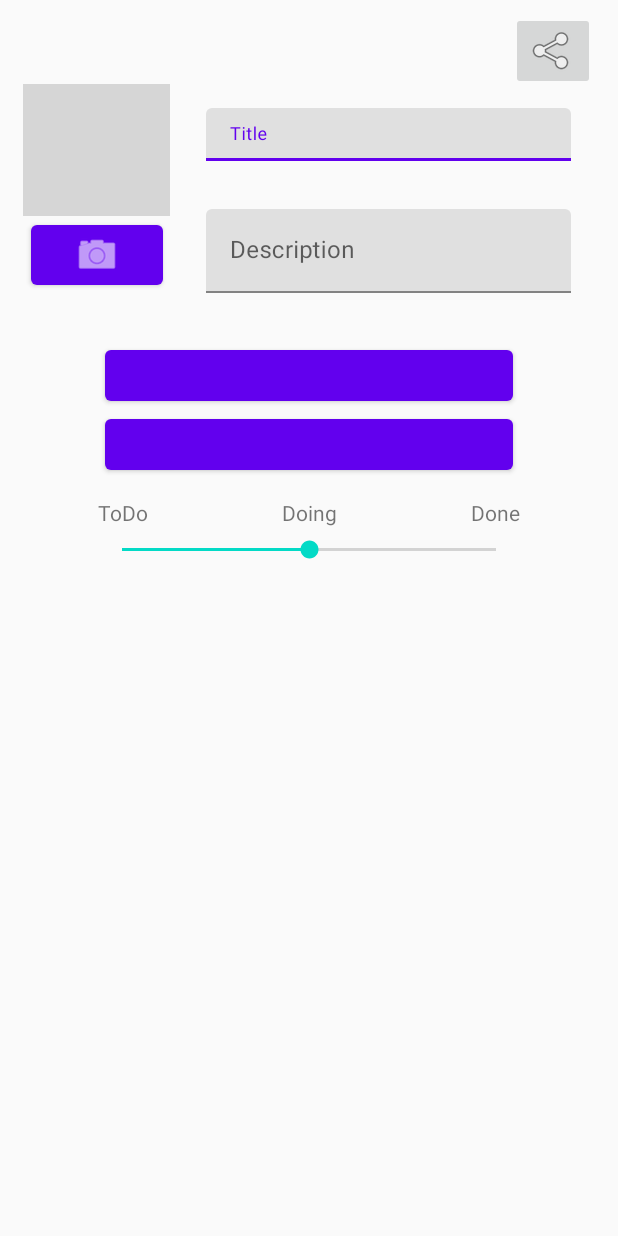
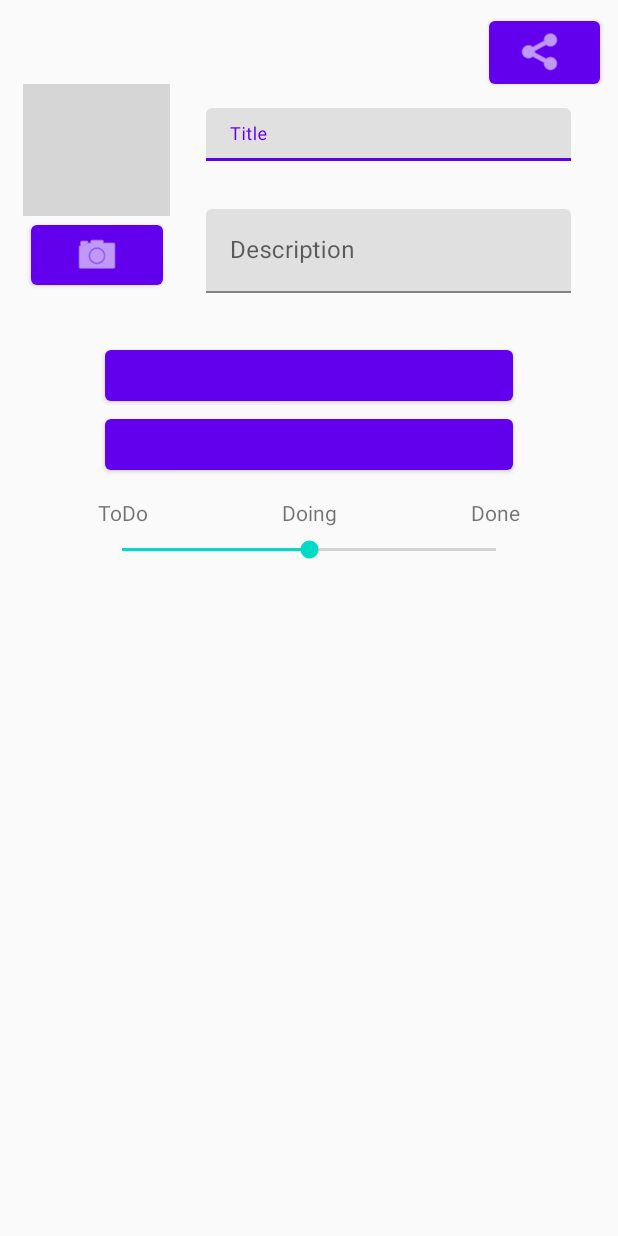
Before and after one commit to Shayan-Aslani/TaskManager, an Android app: the layout fragment_task_detail.xml on its own in the app's theme, with its tools: preview values and no code run, on a phone screen of 412 x 824 dp. Run offline under Robolectric (Android 15) with nearby library versions, the phone set to English and light mode, and no system bars; grey boxes are pictures that could not be loaded.

Commit message:
push commit .

```diff
--- a/app/src/main/java/com/example/hw9_maktab28/mainController/MainActivity.java
+++ b/app/src/main/java/com/example/hw9_maktab28/mainController/MainActivity.java
@@ -3,17 +3,12 @@ package com.example.hw9_maktab28.mainController;
 import androidx.appcompat.app.AppCompatActivity;
 import androidx.fragment.app.Fragment;
 import androidx.fragment.app.FragmentManager;
-import androidx.viewpager.widget.ViewPager;
 
 import android.content.Context;
 import android.content.Intent;
 import android.os.Bundle;
 
 import com.example.hw9_maktab28.R;
-import com.example.hw9_maktab28.UserListFragment;
-import com.example.hw9_maktab28.model.Repository;
-import com.example.hw9_maktab28.model.Role;
-import com.example.hw9_maktab28.model.Task;
 
 import java.util.UUID;
 
--- a/app/src/main/java/com/example/hw9_maktab28/mainController/TaskDetailFragment.java
+++ b/app/src/main/java/com/example/hw9_maktab28/mainController/TaskDetailFragment.java
@@ -76,7 +76,7 @@ public class TaskDetailFragment extends DialogFragment {
     private TextInputEditText descriptionEditText;
     private MaterialButton dateButton;
     private MaterialButton timeButton;
-    private ImageButton shareButton;
+    private MaterialButton shareButton;
     private SeekBar stateSeekbar;
     private TextView todoSeekBarTxtView, doingseekBarTxtView, doneseekBarTxtView;
 
--- a/app/src/main/res/layout/fragment_task_detail.xml
+++ b/app/src/main/res/layout/fragment_task_detail.xml
@@ -12,12 +12,16 @@
         android:layout_width="match_parent"
         android:layout_height="wrap_content">
 
-        <ImageButton
+        <com.google.android.material.button.MaterialButton
             android:id="@+id/share_button_detail"
-            android:layout_width="wrap_content"
-            android:layout_height="wrap_content"
-            android:src="@android:drawable/ic_menu_share"
-            app:layout_constraintEnd_toEndOf="@+id/textInputLayout"
+            android:layout_width="74dp"
+            android:layout_height="54dp"
+            android:layout_marginEnd="4dp"
+            android:layout_marginRight="4dp"
+            android:paddingLeft="20dp"
+            app:icon="@android:drawable/ic_menu_share"
+            app:iconGravity="textStart"
+            app:layout_constraintEnd_toEndOf="parent"
             app:layout_constraintTop_toTopOf="parent" />
 
         <SeekBar
--- a/app/src/main/res/layout/fragment_user_list.xml
+++ b/app/src/main/res/layout/fragment_user_list.xml
@@ -6,7 +6,7 @@
     android:background="@color/white"
     android:fitsSystemWindows="true"
     android:theme="@style/Theme.AppCompat.Light.DarkActionBar"
-    tools:context=".UserListFragment">
+    tools:context=".mainController.UserListFragment">
 
     <androidx.recyclerview.widget.RecyclerView
         android:id="@+id/userList_recyclerView"
--- a/app/src/main/res/values/strings.xml
+++ b/app/src/main/res/values/strings.xml
@@ -1,5 +1,5 @@
 <resources>
-    <string name="app_name">HW9_Maktab28</string>
+    <string name="app_name">TaskManager</string>
 
     <!-- TODO: Remove or change this placeholder text -->
     <string name="hello_blank_fragment">Hello blank fragment</string>
--- /dev/null
+++ b/settings.gradle
@@ -0,0 +1,2 @@
+include ':app'
+rootProject.name='HW9_Maktab28'
```
Also changed, not shown: app/src/main/java/com/example/hw9_maktab28/mainController/MainFragment.java (+0 -7 lines), app/src/main/java/com/example/hw9_maktab28/mainController/UserListFragment.java (renamed from app/src/main/java/com/example/hw9_maktab28/UserListFragment.java, +2 -5 lines), build.gradle (added, +28 -0 lines), gradle.properties (added, +19 -0 lines), app/src/main/res/drawable-hdpi/ic_custom_background.png (added), app/src/main/res/drawable-mdpi/ic_custom_background.png (added), app/src/main/res/drawable-xhdpi/ic_custom_background.png (added), app/src/main/res/drawable-xxhdpi/ic_custom_background.png (added), app/src/main/res/drawable-xxxhdpi/ic_custom_background.png (added), gradle/wrapper/gradle-wrapper.properties (added), 4 other files.
